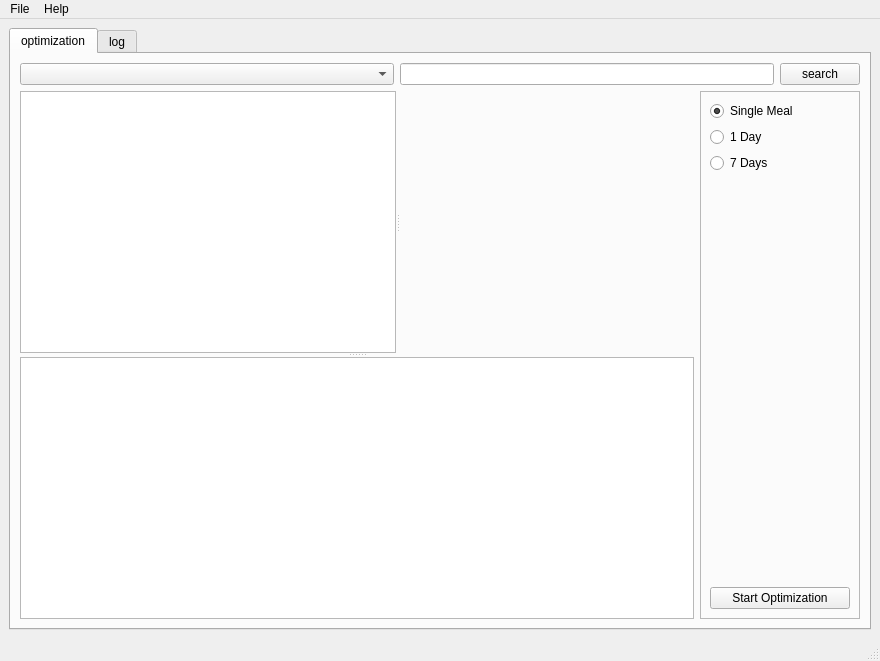
First picture: the form in ui_foodOptimizer.ui, repository abieler/foodOpt, before the edit.
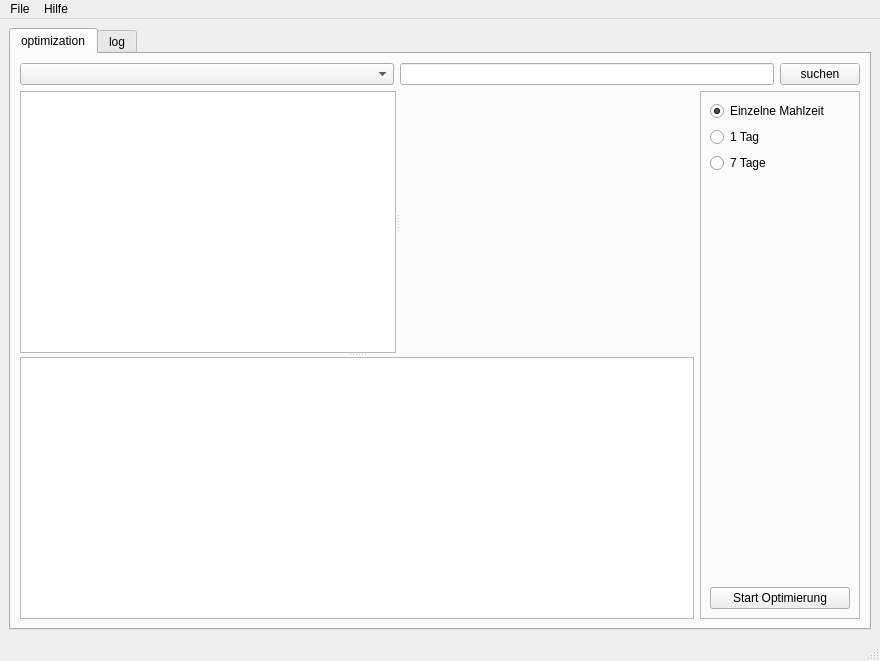
Second picture: the form after the edit. Custom widgets are drawn as their Qt base class.

```diff
--- a/ui_foodOptimizer.ui
+++ b/ui_foodOptimizer.ui
@@ -70,7 +70,7 @@
                </size>
               </property>
               <property name="text">
-               <string>search</string>
+               <string>suchen</string>
               </property>
              </widget>
             </item>
@@ -166,7 +166,7 @@
                    <item>
                     <widget class="QRadioButton" name="radioButton_singleMeal">
                      <property name="text">
-                      <string>Single Meal</string>
+                      <string>Einzelne Mahlzeit</string>
                      </property>
                      <property name="checked">
                       <bool>true</bool>
@@ -176,14 +176,14 @@
                    <item>
                     <widget class="QRadioButton" name="radioButton_oneDay">
                      <property name="text">
-                      <string>1 Day</string>
+                      <string>1 Tag</string>
                      </property>
                     </widget>
                    </item>
                    <item>
                     <widget class="QRadioButton" name="radioButton_sevenDays">
                      <property name="text">
-                      <string>7 Days</string>
+                      <string>7 Tage</string>
                      </property>
                     </widget>
                    </item>
@@ -211,7 +211,7 @@
                     </size>
                    </property>
                    <property name="text">
-                    <string>Start Optimization</string>
+                    <string>Start Optimierung</string>
                    </property>
                   </widget>
                  </item>
@@ -251,7 +251,7 @@
    </widget>
    <widget class="QMenu" name="menuHelp">
     <property name="title">
-     <string>Help</string>
+     <string>Hilfe</string>
     </property>
    </widget>
    <addaction name="menuFile"/>
```
